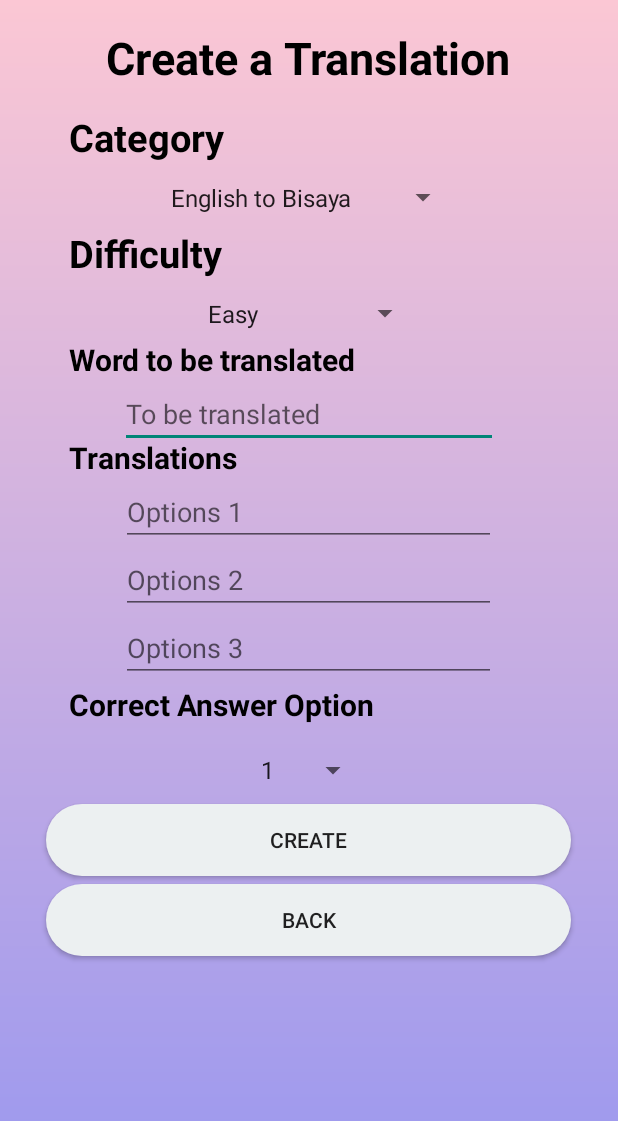
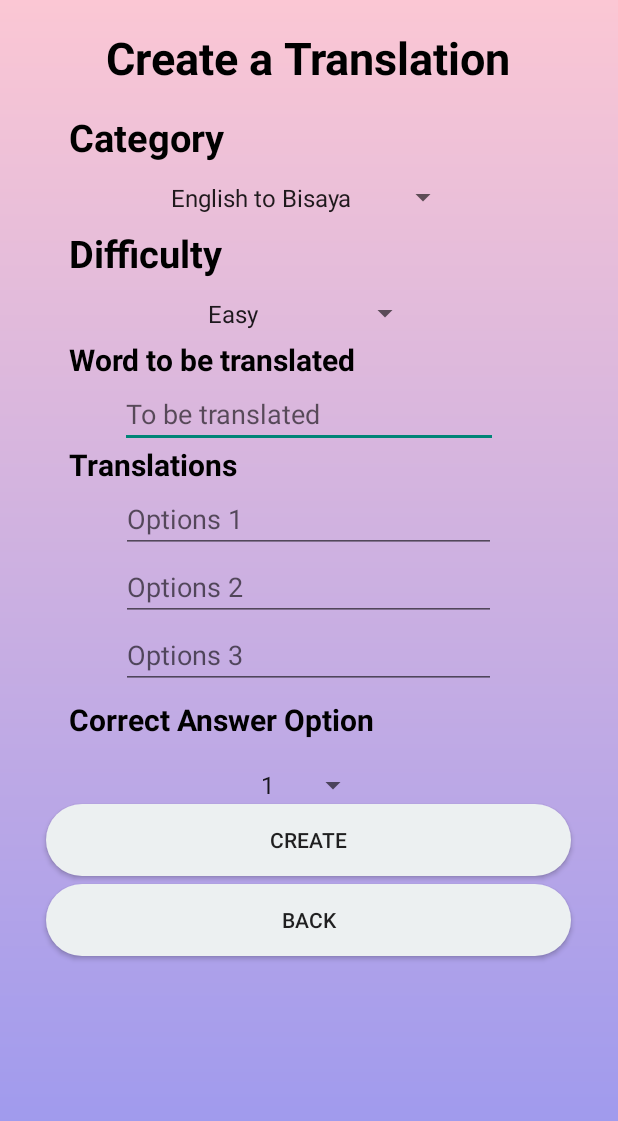
Before and after one commit to Manzazaa/Bisaya-Translation-Quiz-App, an Android app: the CreateTranslationActivity screen opened directly, with no data from a screen before it, on a phone screen of 412 x 824 dp. Shown: the top 1121 px of the screen. Run offline under Robolectric (Android 15) with nearby library versions, the phone set to English and light mode, and no system bars.

Commit message:
UI UPDATE #8

```diff
--- a/app/src/main/res/layout/activity_create_translation.xml
+++ b/app/src/main/res/layout/activity_create_translation.xml
@@ -86,7 +86,7 @@
         android:layout_width="wrap_content"
         android:layout_height="wrap_content"
         android:layout_marginHorizontal="30dp"
-        android:layout_marginTop="275dp"
+        android:layout_marginTop="280dp"
         android:text="@string/trans"
         android:textColor="@color/black"
         android:textSize="20sp"
@@ -130,7 +130,7 @@
         android:layout_width="wrap_content"
         android:layout_height="wrap_content"
         android:layout_marginHorizontal="30dp"
-        android:layout_marginTop="440dp"
+        android:layout_marginTop="450dp"
         android:text="@string/CAopt"
         android:textColor="@color/black"
         android:textSize="20sp"
```
